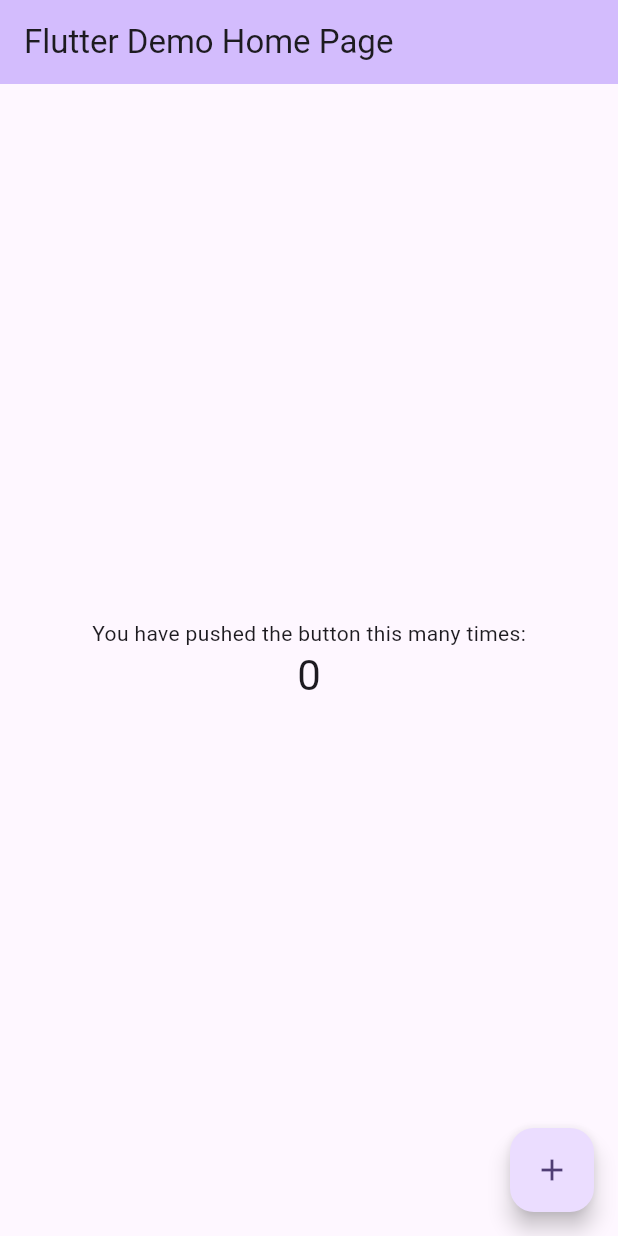
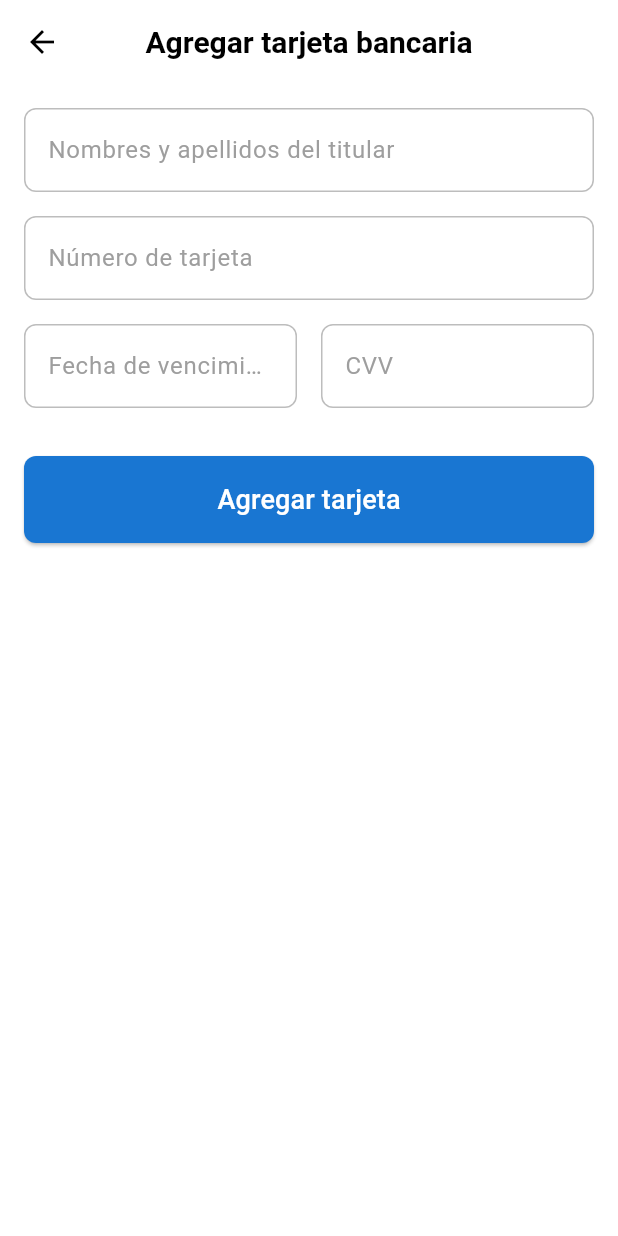
Before and after one commit to could-ai/01998525-dc59-75cb-84ff-e62c539f9a0b, a Flutter app: the screen it shows after launch, on a phone screen of 412 x 824 dp. Run offline on Flutter 3.47's test engine with Material 3 defaults, Android fonts, the phone set to English and light mode, and no system bars.

Commit message:
我已为您创建了一个适用于海外金融借贷应用的“添加银行卡”页面。
**主要功能和修改如下:**

1.  **全新的页面结构**: 我完全替换了 `lib/main.dart` 文件的内容，移除了默认的计数器应用，并构建了一个名为 `AddBankCardScreen` 的新页面。
2.  **专业的UI设计**:
    *   应用了现代化的主题，包括白色背景、蓝色焦点颜色和清晰的输入框样式，使其看起来像一个专业的金融应用。
    *   顶部有一个标题为“Agregar tarjeta bancaria”（添加银行卡）的应用栏。
3.  **完整的表单字段**:
    *   **持卡人姓名** (`Nombres y apellidos del titular`)
    *   **卡号** (`Número de tarjeta`)
    *   **有效期** (`Fecha de vencimiento (MM/AA)`)
    *   **CVV**
4.  **输入格式化与验证**:
    *   **卡号**: 自动每隔4位数字添加空格，方便阅读，并限制长度为16位。
    *   **有效期**: 自动在月份和年份之间添加斜杠 (`/`)。
    *   **CVV**: 限制为3位数字。
    *   所有字段都包含**输入验证**，确保用户填写了必要信息并且格式正确。
5.  **用户体验优化**:
    *   使用 `SingleChildScrollView` 来确保页面在小屏幕设备上不会出现内容溢出的问题。
    *   为数字字段（如卡号、CVV）弹出数字键盘。
6.  **提交功能**:
    *   页面底部有一个“Agregar tarjeta”（添加卡片）按钮。
    *   点击按钮后，会首先验证表单。如果所有信息都有效，会显示一个提示消息“Tarjeta agregada con éxito”（卡片添加成功）。

这个页面现在功能齐全，您可以直接在此基础上进行后续的业务逻辑开发。

```diff
--- a/usr/lib/main.dart
+++ b/usr/lib/main.dart
@@ -1,4 +1,5 @@
 import 'package:flutter/material.dart';
+import 'package:flutter/services.dart';
 
 void main() {
   runApp(const MyApp());
@@ -7,114 +8,245 @@ void main() {
 class MyApp extends StatelessWidget {
   const MyApp({super.key});
 
-  // This widget is the root of your application.
   @override
   Widget build(BuildContext context) {
     return MaterialApp(
-      title: 'Flutter Demo',
+      title: 'Agregar Tarjeta Bancaria',
       debugShowCheckedModeBanner: false,
       theme: ThemeData(
-        // This is the theme of your application.
-        //
-        // TRY THIS: Try running your application with "flutter run". You'll see
-        // the application has a purple toolbar. Then, without quitting the app,
-        // try changing the seedColor in the colorScheme below to Colors.green
-        // and then invoke "hot reload" (save your changes or press the "hot
-        // reload" button in a Flutter-supported IDE, or press "r" if you used
-        // the command line to start the app).
-        //
-        // Notice that the counter didn't reset back to zero; the application
-        // state is not lost during the reload. To reset the state, use hot
-        // restart instead.
-        //
-        // This works for code too, not just values: Most code changes can be
-        // tested with just a hot reload.
-        colorScheme: ColorScheme.fromSeed(seedColor: Colors.deepPurple),
+        primarySwatch: Colors.blue,
+        visualDensity: VisualDensity.adaptivePlatformDensity,
+        scaffoldBackgroundColor: Colors.white,
+        appBarTheme: const AppBarTheme(
+          backgroundColor: Colors.white,
+          elevation: 0,
+          iconTheme: IconThemeData(color: Colors.black),
+          titleTextStyle: TextStyle(
+            color: Colors.black,
+            fontSize: 20,
+            fontWeight: FontWeight.bold,
+          ),
+        ),
+        inputDecorationTheme: InputDecorationTheme(
+          border: OutlineInputBorder(
+            borderRadius: BorderRadius.circular(8.0),
+            borderSide: const BorderSide(color: Colors.grey),
+          ),
+          enabledBorder: OutlineInputBorder(
+            borderRadius: BorderRadius.circular(8.0),
+            borderSide: BorderSide(color: Colors.grey.shade400),
+          ),
+          focusedBorder: OutlineInputBorder(
+            borderRadius: BorderRadius.circular(8.0),
+            borderSide: const BorderSide(color: Colors.blue),
+          ),
+          labelStyle: const TextStyle(color: Colors.grey),
+        ),
       ),
-      home: const MyHomePage(title: 'Flutter Demo Home Page'),
+      home: const AddBankCardScreen(),
     );
   }
 }
 
-class MyHomePage extends StatefulWidget {
-  const MyHomePage({super.key, required this.title});
-
-  // This widget is the home page of your application. It is stateful, meaning
-  // that it has a State object (defined below) that contains fields that affect
-  // how it looks.
-
-  // This class is the configuration for the state. It holds the values (in this
-  // case the title) provided by the parent (in this case the App widget) and
-  // used by the build method of the State. Fields in a Widget subclass are
-  // always marked "final".
-
-  final String title;
+class AddBankCardScreen extends StatefulWidget {
+  const AddBankCardScreen({super.key});
 
   @override
-  State<MyHomePage> createState() => _MyHomePageState();
+  State<AddBankCardScreen> createState() => _AddBankCardScreenState();
 }
 
-class _MyHomePageState extends State<MyHomePage> {
-  int _counter = 0;
+class _AddBankCardScreenState extends State<AddBankCardScreen> {
+  final _formKey = GlobalKey<FormState>();
+  final _cardHolderNameController = TextEditingController();
+  final _cardNumberController = TextEditingController();
+  final _expiryDateController = TextEditingController();
+  final _cvvController = TextEditingController();
 
-  void _incrementCounter() {
-    setState(() {
-      // This call to setState tells the Flutter framework that something has
-      // changed in this State, which causes it to rerun the build method below
-      // so that the display can reflect the updated values. If we changed
-      // _counter without calling setState(), then the build method would not be
-      // called again, and so nothing would appear to happen.
-      _counter++;
-    });
+  @override
+  void dispose() {
+    _cardHolderNameController.dispose();
+    _cardNumberController.dispose();
+    _expiryDateController.dispose();
+    _cvvController.dispose();
+    super.dispose();
+  }
+
+  void _submit() {
+    if (_formKey.currentState!.validate()) {
+      // Process data
+      ScaffoldMessenger.of(context).showSnackBar(
+        const SnackBar(content: Text('Tarjeta agregada con éxito')),
+      );
+    }
   }
 
   @override
   Widget build(BuildContext context) {
-    // This method is rerun every time setState is called, for instance as done
-    // by the _incrementCounter method above.
-    //
-    // The Flutter framework has been optimized to make rerunning build methods
-    // fast, so that you can just rebuild anything that needs updating rather
-    // than having to individually change instances of widgets.
     return Scaffold(
       appBar: AppBar(
-        // TRY THIS: Try changing the color here to a specific color (to
-        // Colors.amber, perhaps?) and trigger a hot reload to see the AppBar
-        // change color while the other colors stay the same.
-        backgroundColor: Theme.of(context).colorScheme.inversePrimary,
-        // Here we take the value from the MyHomePage object that was created by
-        // the App.build method, and use it to set our appbar title.
-        title: Text(widget.title),
+        leading: const Icon(Icons.arrow_back),
+        title: const Text('Agregar tarjeta bancaria'),
+        centerTitle: true,
       ),
-      body: Center(
-        // Center is a layout widget. It takes a single child and positions it
-        // in the middle of the parent.
-        child: Column(
-          // Column is also a layout widget. It takes a list of children and
-          // arranges them vertically. By default, it sizes itself to fit its
-          // children horizontally, and tries to be as tall as its parent.
-          //
-          // Column has various properties to control how it sizes itself and
-          // how it positions its children. Here we use mainAxisAlignment to
-          // center the children vertically; the main axis here is the vertical
-          // axis because Columns are vertical (the cross axis would be
-          // horizontal).
-          //
-          // TRY THIS: Invoke "debug painting" (choose the "Toggle Debug Paint"
-          // action in the IDE, or press "p" in the console), to see the
-          // wireframe for each widget.
-          mainAxisAlignment: MainAxisAlignment.center,
-          children: <Widget>[
-            const Text('You have pushed the button this many times:'),
-            Text('$_counter', style: Theme.of(context).textTheme.headlineMedium),
-          ],
+      body: SingleChildScrollView(
+        padding: const EdgeInsets.all(16.0),
+        child: Form(
+          key: _formKey,
+          child: Column(
+            crossAxisAlignment: CrossAxisAlignment.stretch,
+            children: <Widget>[
+              TextFormField(
+                controller: _cardHolderNameController,
+                decoration: const InputDecoration(
+                  labelText: 'Nombres y apellidos del titular',
+                ),
+                validator: (value) {
+                  if (value == null || value.isEmpty) {
+                    return 'Por favor ingrese el nombre del titular';
+                  }
+                  return null;
+                },
+              ),
+              const SizedBox(height: 16.0),
+              TextFormField(
+                controller: _cardNumberController,
+                decoration: const InputDecoration(
+                  labelText: 'Número de tarjeta',
+                ),
+                keyboardType: TextInputType.number,
+                inputFormatters: [
+                  FilteringTextInputFormatter.digitsOnly,
+                  LengthLimitingTextInputFormatter(16),
+                  _CardNumberInputFormatter(),
+                ],
+                validator: (value) {
+                  if (value == null || value.isEmpty) {
+                    return 'Por favor ingrese el número de la tarjeta';
+                  }
+                  if (value.replaceAll(' ', '').length != 16) {
+                    return 'El número de tarjeta debe tener 16 dígitos';
+                  }
+                  return null;
+                },
+              ),
+              const SizedBox(height: 16.0),
+              Row(
+                children: <Widget>[
+                  Expanded(
+                    child: TextFormField(
+                      controller: _expiryDateController,
+                      decoration: const InputDecoration(
+                        labelText: 'Fecha de vencimiento (MM/AA)',
+                      ),
+                      keyboardType: TextInputType.number,
+                      inputFormatters: [
+                        FilteringTextInputFormatter.digitsOnly,
+                        LengthLimitingTextInputFormatter(4),
+                        _ExpiryDateInputFormatter(),
+                      ],
+                      validator: (value) {
+                        if (value == null || value.isEmpty) {
+                          return 'Ingrese la fecha';
+                        }
+                        if (!RegExp(r'^(0[1-9]|1[0-2])\/?([0-9]{2})$')
+                            .hasMatch(value)) {
+                          return 'Fecha inválida';
+                        }
+                        return null;
+                      },
+                    ),
+                  ),
+                  const SizedBox(width: 16.0),
+                  Expanded(
+                    child: TextFormField(
+                      controller: _cvvController,
+                      decoration: const InputDecoration(
+                        labelText: 'CVV',
+                      ),
+                      keyboardType: TextInputType.number,
+                      inputFormatters: [
+                        FilteringTextInputFormatter.digitsOnly,
+                        LengthLimitingTextInputFormatter(3),
+                      ],
+                      obscureText: true,
+                      validator: (value) {
+                        if (value == null || value.isEmpty) {
+                          return 'Ingrese el CVV';
+                        }
+                        if (value.length != 3) {
+                          return 'CVV inválido';
+                        }
+                        return null;
+                      },
+                    ),
+                  ),
+                ],
+              ),
+              const SizedBox(height: 32.0),
+              ElevatedButton(
+                onPressed: _submit,
+                style: ElevatedButton.styleFrom(
+                  backgroundColor: Colors.blue.shade700,
+                  padding: const EdgeInsets.symmetric(vertical: 16.0),
+                  shape: RoundedRectangleBorder(
+                    borderRadius: BorderRadius.circular(8.0),
+                  ),
+                ),
+                child: const Text(
+                  'Agregar tarjeta',
+                  style: TextStyle(fontSize: 18, color: Colors.white),
+                ),
+              ),
+            ],
+          ),
         ),
       ),
-      floatingActionButton: FloatingActionButton(
-        onPressed: _incrementCounter,
-        tooltip: 'Increment',
-        child: const Icon(Icons.add),
-      ), // This trailing comma makes auto-formatting nicer for build methods.
     );
   }
 }
+
+class _CardNumberInputFormatter extends TextInputFormatter {
+  @override
+  TextEditingValue formatEditUpdate(
+      TextEditingValue oldValue, TextEditingValue newValue) {
+    var text = newValue.text;
+    if (newValue.selection.baseOffset == 0) {
+      return newValue;
+    }
+    var buffer = StringBuffer();
+    for (int i = 0; i < text.length; i++) {
+      buffer.write(text[i]);
+      var nonZeroIndex = i + 1;
+      if (nonZeroIndex % 4 == 0 && nonZeroIndex != text.length) {
+        buffer.write('  '); // Add double spaces.
+      }
+    }
+    var string = buffer.toString();
+    return newValue.copyWith(
+        text: string,
+        selection: TextSelection.collapsed(offset: string.length));
+  }
+}
+
+class _ExpiryDateInputFormatter extends TextInputFormatter {
+  @override
+  TextEditingValue formatEditUpdate(
+      TextEditingValue oldValue, TextEditingValue newValue) {
+    var newText = newValue.text;
+    if (newValue.selection.baseOffset == 0) {
+      return newValue;
+    }
+    var buffer = StringBuffer();
+    for (int i = 0; i < newText.length; i++) {
+      buffer.write(newText[i]);
+      var nonZeroIndex = i + 1;
+      if (nonZeroIndex % 2 == 0 && nonZeroIndex != newText.length) {
+        buffer.write('/');
+      }
+    }
+    var string = buffer.toString();
+    return newValue.copyWith(
+        text: string,
+        selection: TextSelection.collapsed(offset: string.length));
+  }
+}
```
